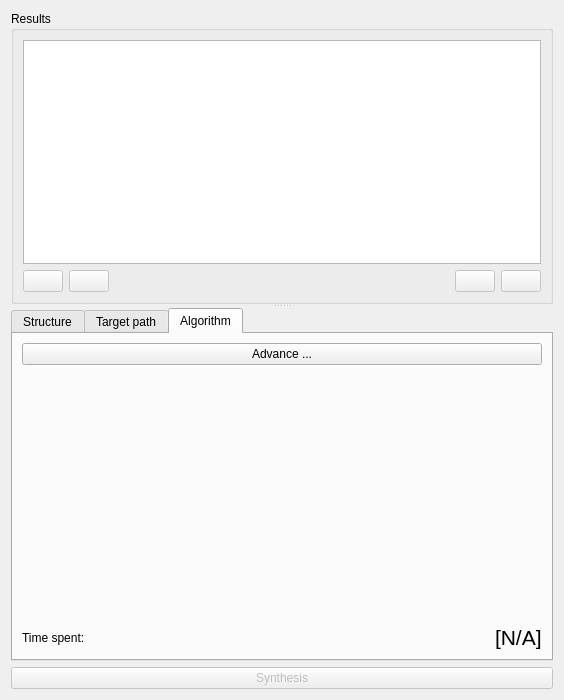
The window that pyslvs_ui/synthesis/dimensional_synthesis/dimension_widget.ui (KmolYuan/Pyslvs-UI) describes before a commit, drawn with Qt 5.
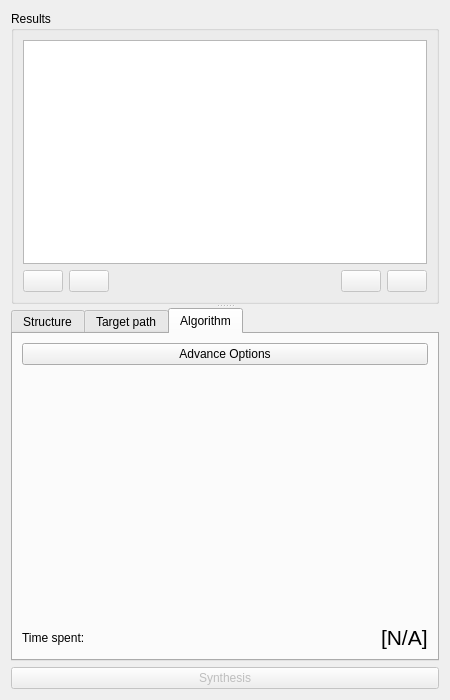
The same window after the commit. The open tabs and pages were chosen to show the change. Icons and pictures are not drawn.

The edit to the form file:
```diff
--- a/pyslvs_ui/synthesis/dimensional_synthesis/dimension_widget.ui
+++ b/pyslvs_ui/synthesis/dimensional_synthesis/dimension_widget.ui
@@ -6,7 +6,7 @@
    <rect>
     <x>0</x>
     <y>0</y>
-    <width>564</width>
+    <width>450</width>
     <height>700</height>
    </rect>
   </property>
@@ -582,7 +582,7 @@
            <string>More algorithm settings.</string>
           </property>
           <property name="text">
-           <string>Advance ...</string>
+           <string>Advance Options</string>
           </property>
           <property name="icon">
            <iconset resource="../../icons.qrc">
```
